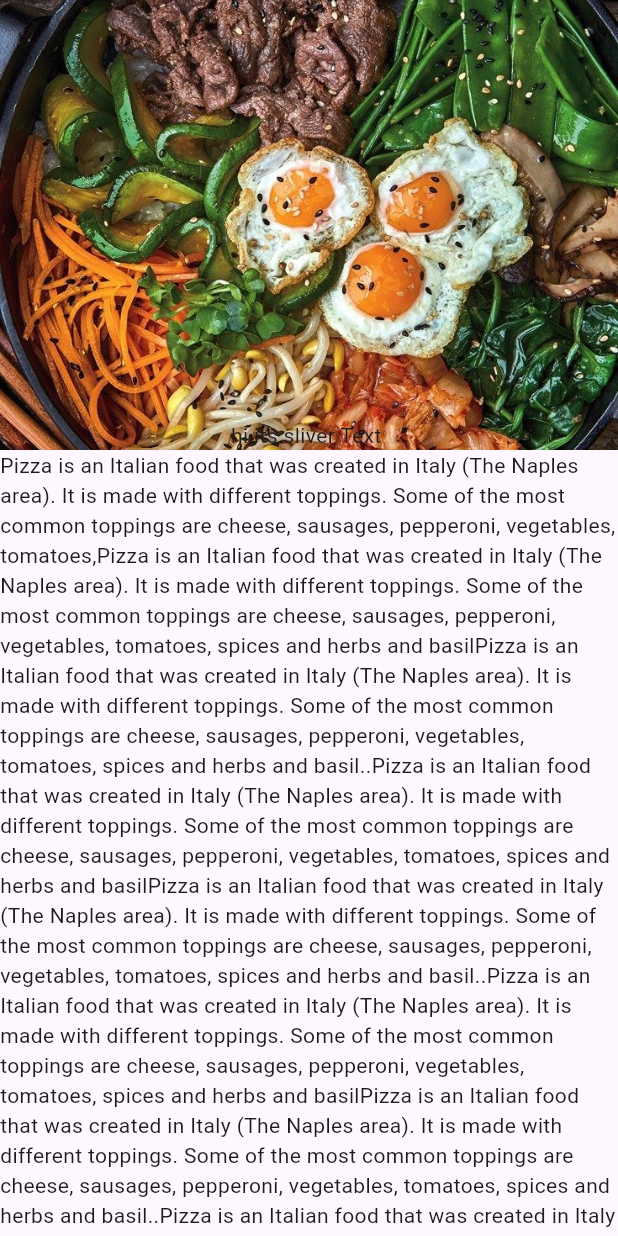
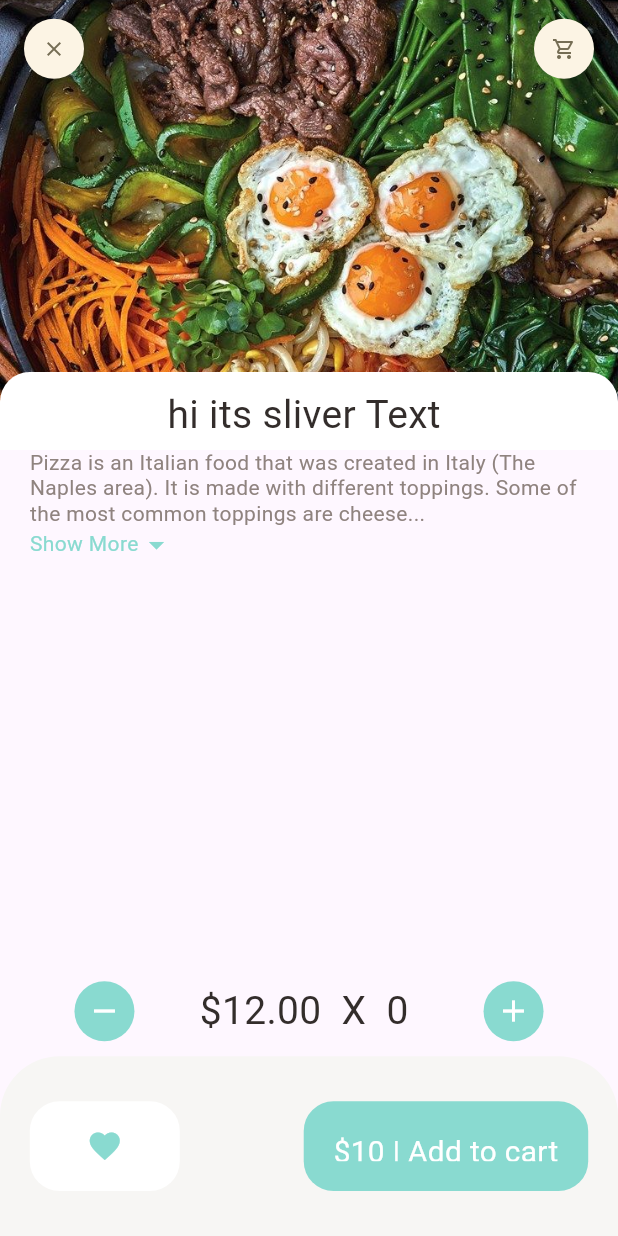
Before and after one commit to Omerkhan123/FoodApp, a Flutter app: the screen it shows after launch, on a phone screen of 412 x 824 dp. Run offline on Flutter 3.47's test engine with Material 3 defaults, Android fonts, the phone set to English and light mode, and no system bars; our stand-ins replace dots_indicator, get.

Commit message:
My food App

```diff
--- a/lib/Screens/FoodScreens/recommended_food_details.dart
+++ b/lib/Screens/FoodScreens/recommended_food_details.dart
@@ -1,5 +1,12 @@
 import 'package:flutter/material.dart';
 import 'package:food_delivery/color_widget.dart';
+import 'package:food_delivery/utility/dimensions.dart';
+import 'package:food_delivery/widgets/app_icon.dart';
+import 'package:food_delivery/widgets/big_text.dart';
+import 'package:food_delivery/widgets/expendable_text.dart';
+import 'package:food_delivery/widgets/small_text.dart';
+import 'package:get/get.dart';
+
 class RecommendedFood extends StatelessWidget {
   const RecommendedFood({super.key});
 
@@ -11,9 +18,27 @@ class RecommendedFood extends StatelessWidget {
         slivers: [
           // its for image
           SliverAppBar(
+            toolbarHeight: 65,
+            title: Row(
+              mainAxisAlignment: MainAxisAlignment.spaceBetween,
+              children: [
+                AppIcon(icon: Icons.clear),
+                AppIcon(icon: Icons.shopping_cart_outlined),
+
+              ],
+            ),
             bottom: PreferredSize(
-              preferredSize: Size.fromHeight(0),
-              child: Text("hi its sliver Text "),
+              preferredSize: Size.fromHeight(30),
+              child: Container(
+                padding: EdgeInsets.only(top: 10, bottom: 5),
+                  width: double.maxFinite,
+                child: Center(child: BigText( size: Dimensions.font26, text:"hi its sliver Text ",)),
+                decoration: BoxDecoration(
+                    color: Colors.white,
+                  borderRadius: BorderRadius.only(topLeft: Radius.circular(Dimensions.radius20),
+                    topRight: Radius.circular(Dimensions.radius20), )
+                ),
+              ),
             ),
             pinned: true,
             expandedHeight: 300,
@@ -25,11 +50,11 @@ class RecommendedFood extends StatelessWidget {
             ),
           ),
           SliverToBoxAdapter(
-            child: Text(
-              "Pizza is an Italian food that was created in Italy "
-                "(The Naples area). It is made with different toppings."
-                " Some of the most common toppings are cheese, sausages, pepperoni,"
-                " vegetables, tomatoes,Pizza is an Italian food that was created in Italy "
+            child: Column(
+              children: [
+                Container(
+                  margin: EdgeInsets.only(right: Dimensions.width20, left: Dimensions.width20),
+                  child: const ExpendableText(text: "Pizza is an Italian food that was created in Italy "
                       "(The Naples area). It is made with different toppings."
                       " Some of the most common toppings are cheese, sausages, pepperoni,"
                       " vegetables, tomatoes, spices and herbs and basil"
@@ -57,23 +82,105 @@ class RecommendedFood extends StatelessWidget {
                       "Pizza is an Italian food that was created in Italy "
                       "(The Naples area). It is made with different toppings."
                       " Some of the most common toppings are cheese, sausages, pepperoni,"
-            " vegetables, tomatoes, spices and herbs and basil.. spices and herbs and basil"
-                "Pizza is an Italian food that was created in Italy "
-            "(The Naples area). It is made with different toppings."
-            " Some of the most common toppings are cheese, sausages, pepperoni,"
                       " vegetables, tomatoes, spices and herbs and basil..Pizza is an Italian food that was created in Italy "
+                      "(The Naples area). It is made with differentPizza is an Italian food that was created in Italy "
                       "(The Naples area). It is made with different toppings."
                       " Some of the most common toppings are cheese, sausages, pepperoni,"
                       " vegetables, tomatoes, spices and herbs and basil"
                       "Pizza is an Italian food that was created in Italy "
                       "(The Naples area). It is made with different toppings."
                       " Some of the most common toppings are cheese, sausages, pepperoni,"
-                " vegetables, tomatoes, spices and herbs and basil.."
+                      " vegetables, tomatoes, spices and herbs and basil..Pizza is an Italian food that was created in Italy "
+                      "(The Naples area). It is made with differentPizza is an Italian food that was created in Italy "
+                      "(The Naples area). It is made with different toppings."
+                      " Some of the most common toppings are cheese, sausages, pepperoni,"
+                      " vegetables, tomatoes, spices and herbs and basil"
+                      "Pizza is an Italian food that was created in Italy "
+                      "(The Naples area). It is made with different toppings."
+                      " Some of the most common toppings are cheese, sausages, pepperoni,"
+                      " vegetables, tomatoes, spices and herbs and basil..Pizza is an Italian food that was created in Italy "
+                      "(The Naples area). It is made with different", )
+                ),
+              ],
             ),
           )
         ],
 
       ),
+      bottomNavigationBar:  Column(
+        mainAxisSize: MainAxisSize.min,
+        children: [
+          Padding(
+
+            padding:  EdgeInsets.only(left: Dimensions.width20*2.5,
+              right: Dimensions.width20*2.5,
+              top: Dimensions.height10,
+              bottom: Dimensions.height10,
+            ),
+            child: Row(
+              mainAxisAlignment: MainAxisAlignment.spaceBetween,
+            children: [
+
+                     AppIcon(
+             iconSize: Dimensions.iconSize24  ,
+               iconColor: Colors.white,
+               bgColor: AppColors.mainColor,
+               icon:Icons.remove),
+                     BigText(text: "\$12.00 "+ " X "+" 0 ", size: Dimensions.font26,),
+                     AppIcon(
+               iconSize: Dimensions.iconSize24,
+               iconColor: Colors.white,
+               bgColor: AppColors.mainColor,
+               icon:Icons.add),
+
+
+                    ],
+                  ),
+          ),
+          Container(
+            height: Dimensions.bottomHeight120,
+            padding: EdgeInsets.only(top: Dimensions.height30,
+                bottom: Dimensions.height30,
+                left: Dimensions.width20,
+                right: Dimensions.width20),
+            decoration: BoxDecoration(
+              color: AppColors.btnBackgroundColor,
+              borderRadius: BorderRadius.only(
+                topRight: Radius.circular(Dimensions.radius20*2),
+                topLeft: Radius.circular(Dimensions.radius20*2),
+              ),
+            ),
+            // here is two container one is -and+ And one is for Card
+            child: Row(
+              mainAxisAlignment: MainAxisAlignment.spaceBetween,
+              children: [
+                Container(
+                  height: 100,
+                  width: 100,
+                  decoration: BoxDecoration(
+                    color: Colors.white,
+                    borderRadius: BorderRadius.circular(Dimensions.radius20),
+                  ),
+                  child: const Icon(Icons.favorite, color: AppColors.mainColor,)
+                ),
+                Container(
+                  padding: EdgeInsets.only(top: Dimensions.height20,
+                      bottom: Dimensions.height20,
+                      left: Dimensions.width20,
+                      right: Dimensions.width20),
+                  decoration: BoxDecoration(
+                    borderRadius: BorderRadius.circular(Dimensions.radius20),
+                    color: AppColors.mainColor,
+                  ),
+                  child: BigText(text: "\$10 | Add to cart", color: Colors.white,),
+                ),
+
+
+              ],
+            ) ,
+          ),
+        ],
+      ),
     );
   }
 }
--- /dev/null
+++ b/lib/controllers/popularproduct_controller.dart
@@ -0,0 +1,6 @@
+import 'package:get/get.dart';
+
+class PopularProductController extends GetxController{
+
+
+}
--- /dev/null
+++ b/lib/data/api/api_client.dart
@@ -0,0 +1,37 @@
+import 'dart:math';
+
+import 'package:get/get.dart';
+// this class for API client data so here we code for it
+// why we  need it here coz Api client its use to talk to server and that's why we use it.
+class ApiClient extends GetConnect implements GetxService{
+late  String token;
+final String appBaseUrl;
+
+// map use for storing data locally and  converting data to map  and work key and pair type
+  // map have a this brackets {}
+ late Map<String, String> _mainHeaders;
+// its constructor below
+ ApiClient({ required this.appBaseUrl}){
+   // these two are variable for get
+   baseUrl = appBaseUrl;
+   timeout = const Duration(seconds: 30);
+   _mainHeaders= {
+     'Content-type' : 'application/json; charset=UTF-8',
+     'Authorization': 'bearer $token',
+   };
+ }
+ // its simple request to get data and mean response is from getX package
+  Future<Response> getData(String uri,) async {
+   try{
+     Response response = await get(uri);
+     return response;
+   }
+   catch(e){
+     return Response(statusCode: 1 , statusText:  e.toString());
+   }
+
+  }
+
+
+
+}
--- /dev/null
+++ b/lib/data/repository/popular_pro_repo.dart
@@ -0,0 +1,10 @@
+import 'package:food_delivery/data/api/api_client.dart';
+import 'package:get/get.dart';
+
+class PopularProRepo extends GetxService{
+  final ApiClient apiClient;
+  PopularProRepo({required this.apiClient});
+  Future<Response> getPopularProList() async {
+  return await apiClient.getData("here will be real url");
+  }
+}
--- /dev/null
+++ b/lib/helper/dependencies.dart
@@ -0,0 +1,5 @@
+// here we make a class and method for repository
+Future<void> init() async {
+
+
+}
--- a/lib/widgets/app_icon.dart
+++ b/lib/widgets/app_icon.dart
@@ -5,11 +5,13 @@ class AppIcon extends StatelessWidget {
   final Color bgColor;
   final Color  iconColor;
   final double size;
+  final double iconSize;
   const AppIcon({super.key,
     required this.icon,
      this.bgColor = const Color(0xFFfcf4e4),
      this.iconColor = const Color(0xFF756d54),
      this.size=40,
+    this.iconSize=16,
   });
 
   @override
@@ -24,7 +26,7 @@ class AppIcon extends StatelessWidget {
       child: Icon(
         icon,
         color: iconColor,
-        size: Dimensions.iconSize16,
+        size: iconSize,
       ),
     );
   }
--- a/lib/widgets/small_text.dart
+++ b/lib/widgets/small_text.dart
@@ -16,10 +16,10 @@ class SmallText extends StatelessWidget {
   Widget build(BuildContext context) {
     return Text(
           text,
-      maxLines: 1,
+        //maxLines: 10, its use for line that how many line do you want to show .
       style: TextStyle(
         color: color,
-        fontSize: 12,
+        fontSize: 14,
         height: height,
       ),
     );
```
Also changed, not shown: pubspec.lock. Lines whose indentation alone changed are shown as unchanged.
